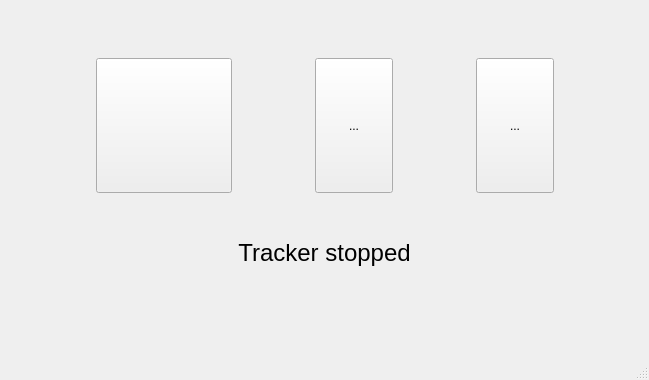
OSLL/geo2tag, file src/tracker/ui/MainWindow.ui: the form before one commit.
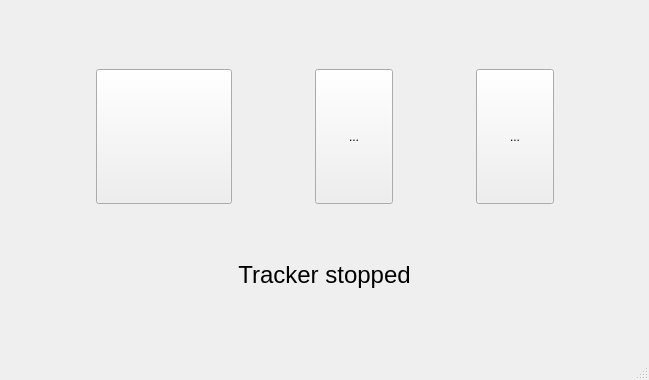
The form after the commit. Icons and pictures are not drawn.

Commit message: OptionalWidget UI changes. Unimplemented setting fore caching tiles

Patch:
```diff
--- a/src/tracker/ui/MainWindow.ui
+++ b/src/tracker/ui/MainWindow.ui
@@ -10,20 +10,40 @@
     <height>380</height>
    </rect>
   </property>
+  <property name="sizePolicy">
+   <sizepolicy hsizetype="Preferred" vsizetype="Preferred">
+    <horstretch>0</horstretch>
+    <verstretch>0</verstretch>
+   </sizepolicy>
+  </property>
   <property name="windowTitle">
    <string>WikiGPS Tracker control</string>
   </property>
   <widget class="QWidget" name="centralwidget">
+   <property name="sizePolicy">
+    <sizepolicy hsizetype="Preferred" vsizetype="Preferred">
+     <horstretch>0</horstretch>
+     <verstretch>0</verstretch>
+    </sizepolicy>
+   </property>
    <layout class="QGridLayout" name="gridLayout">
     <item row="0" column="0">
      <widget class="QStackedWidget" name="m_stackedWidget">
+      <property name="sizePolicy">
+       <sizepolicy hsizetype="Preferred" vsizetype="Preferred">
+        <horstretch>0</horstretch>
+        <verstretch>0</verstretch>
+       </sizepolicy>
+      </property>
       <property name="currentIndex">
        <number>0</number>
       </property>
       <widget class="QWidget" name="page">
        <layout class="QGridLayout" name="gridLayout_2">
-        <item row="0" column="0">
-         <spacer name="verticalSpacer_2">
+        <item row="3" column="0">
+         <layout class="QVBoxLayout" name="verticalLayout_1">
+          <item>
+           <spacer name="verticalSpacer">
           <property name="orientation">
            <enum>Qt::Vertical</enum>
           </property>
@@ -35,7 +55,7 @@
           </property>
          </spacer>
         </item>
-        <item row="1" column="0">
+          <item>
          <layout class="QHBoxLayout" name="horizontalLayout">
           <item>
            <spacer name="horizontalSpacer">
@@ -181,7 +201,20 @@
           </item>
          </layout>
         </item>
-        <item row="3" column="0">
+          <item>
+           <spacer name="verticalSpacer_2">
+            <property name="orientation">
+             <enum>Qt::Vertical</enum>
+            </property>
+            <property name="sizeHint" stdset="0">
+             <size>
+              <width>20</width>
+              <height>40</height>
+             </size>
+            </property>
+           </spacer>
+          </item>
+          <item>
          <widget class="QLabel" name="m_daemonIndicator">
           <property name="font">
            <font>
@@ -196,25 +229,7 @@
           </property>
          </widget>
         </item>
-        <item row="2" column="0">
-         <spacer name="verticalSpacer">
-          <property name="orientation">
-           <enum>Qt::Vertical</enum>
-          </property>
-          <property name="sizeHint" stdset="0">
-           <size>
-            <width>20</width>
-            <height>40</height>
-           </size>
-          </property>
-         </spacer>
-        </item>
-       </layout>
-      </widget>
-      <widget class="QWidget" name="page_2"/>
-     </widget>
-    </item>
-    <item row="1" column="0">
+          <item>
      <spacer name="verticalSpacer_3">
       <property name="orientation">
        <enum>Qt::Vertical</enum>
@@ -228,6 +243,13 @@
      </spacer>
     </item>
    </layout>
+        </item>
+       </layout>
+      </widget>
+      <widget class="QWidget" name="page_2"/>
+     </widget>
+    </item>
+   </layout>
   </widget>
   <widget class="QMenuBar" name="menubar">
    <property name="geometry">
```
Left out of the diff: 2 changed lines with no effect on the pictures. Lines whose indentation alone changed are shown as unchanged. The commit also changes 5 other files.
